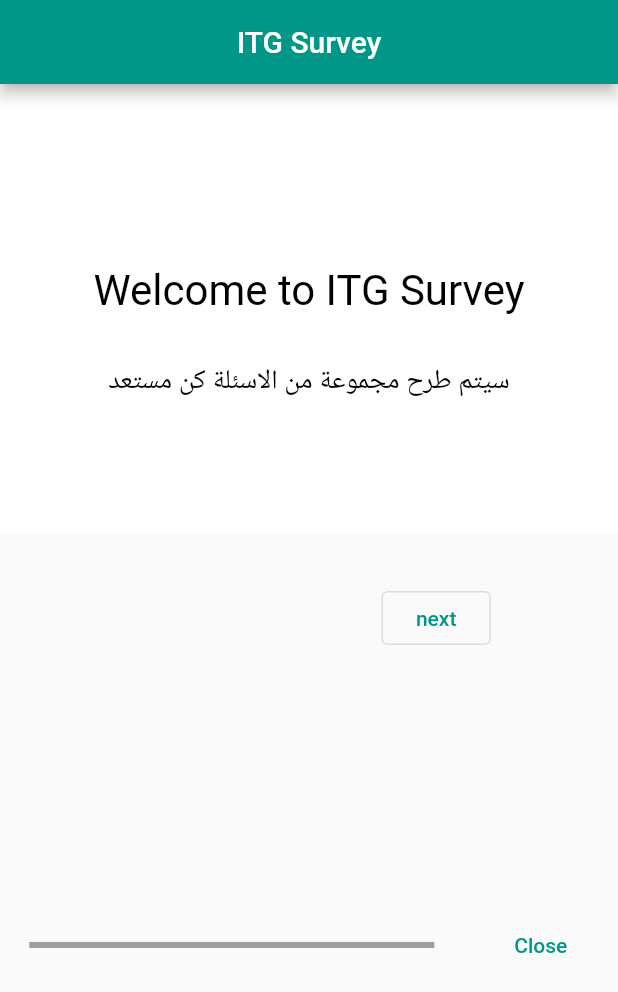
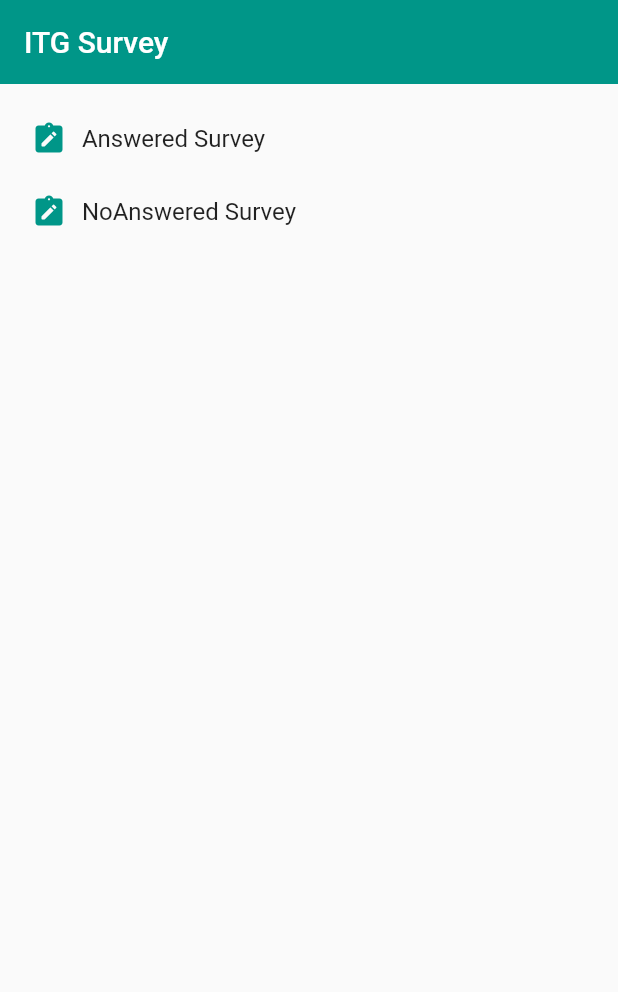
Before and after one commit to RaghadAbdallah/Poc_survey_package, a Flutter app: the screen it shows after launch, on a phone screen of 412 x 824 dp. Shown: the top 992 px of the screen. Run offline on Flutter 3.47's test engine with Material 2 defaults, Android fonts, the phone set to English and light mode, and no system bars; our stand-ins replace bloc, dartz, dio, equatable, flutter_bloc, get_it.

Commit message:
Merge remote-tracking branch 'origin/Afnan_enhance_design' into Afnan_enhance_design

```diff
--- a/lib/featuers/afnan_survey_api/core/data/constants.dart
+++ b/lib/featuers/afnan_survey_api/core/data/constants.dart
@@ -2,7 +2,7 @@
 // APIs
 class URLConstant {
    static String base =  "https://noorstaging.itgsolutions.com/";
-  static String get apiBase => '${base}NoorMobileAPI/'; // TODO refactor to handle base value change dynamically
+  static String get apiBase => '${base}NoorMobileAPI/';
   static String get apiBaseURL => '${apiBase}NoorMobileApp/api/';
   static String get getNewSurvey => '${apiBaseURL}NewSurvey';
   static String get getAnswerSurvey => '${apiBaseURL}AnswerSurvey';
--- a/lib/featuers/afnan_survey_api/feature/data/model/new_survey_model.dart
+++ b/lib/featuers/afnan_survey_api/feature/data/model/new_survey_model.dart
@@ -1,12 +1,8 @@
-// To parse this JSON data, do
-//
-//     final welcome = welcomeFromJson(jsonString);
-
 import 'dart:convert';
 
 NewSurveyModel getUserTypeTechnicalModelFromJson(String str) => NewSurveyModel.fromJson(json.decode(str));
 
-String welcomeToJson(NewSurveyModel data) => json.encode(data.toJson());
+String getUserTypeTechnicalModelToJson(NewSurveyModel data) => json.encode(data.toJson());
 
 class NewSurveyModel {
   String type;
--- a/lib/featuers/afnan_survey_api/feature/data/repositories/exams_schedule_period_repo_impl.dart
+++ b/lib/featuers/afnan_survey_api/feature/data/repositories/exams_schedule_period_repo_impl.dart
@@ -1,7 +1,7 @@
 import 'package:dartz/dartz.dart';
 import '../../../core/domain/error/exceptions/exceptions.dart';
 import '../../../core/domain/error/failures.dart';
-import '../../domain/repository/exams_schedule_period_repositroy.dart';
+import '../../domain/repository/exams_schedule_period_repository.dart';
 import '../data_source/new_survey_datasource.dart';
 import '../model/new_survey_model.dart';
 
--- a/lib/featuers/afnan_survey_api/feature/domain/usecase/exams_schedule_period_usecase.dart
+++ b/lib/featuers/afnan_survey_api/feature/domain/usecase/exams_schedule_period_usecase.dart
@@ -2,7 +2,7 @@ import 'package:dartz/dartz.dart';
 import '../../../core/domain/error/failures.dart';
 import '../../../core/domain/usecases/usecase.dart';
 import '../../data/model/new_survey_model.dart';
-import '../repository/exams_schedule_period_repositroy.dart';
+import '../repository/exams_schedule_period_repository.dart';
 class NewSurveyUseCase
     implements UseCase<NewSurveyModel, NoParams> {
   NewSurveyUseCase({required this.repository});
--- a/lib/featuers/afnan_survey_api/feature/domain/usecase/get_answer_survey_usecase.dart
+++ b/lib/featuers/afnan_survey_api/feature/domain/usecase/get_answer_survey_usecase.dart
@@ -2,7 +2,7 @@ import 'package:dartz/dartz.dart';
 import '../../../core/domain/error/failures.dart';
 import '../../../core/domain/usecases/usecase.dart';
 import '../../data/model/new_survey_model.dart';
-import '../repository/exams_schedule_period_repositroy.dart';
+import '../repository/exams_schedule_period_repository.dart';
  class AnswerSurveyUseCase implements UseCase<NewSurveyModel, NoParams> {
   AnswerSurveyUseCase({required this.repository});
   NewSurveyRepository repository;
--- a/lib/featuers/afnan_survey_api/feature/presentation/cubit/survey_cubit.dart
+++ b/lib/featuers/afnan_survey_api/feature/presentation/cubit/survey_cubit.dart
@@ -7,7 +7,7 @@ import '../../data/model/new_survey_model.dart';
 import '../../domain/usecase/exams_schedule_period_usecase.dart';
 import '../../domain/usecase/get_answer_survey_usecase.dart';
 
-part 'survey.dart';
+part 'survey_state.dart';
 
 class NewSurveyCubit extends Cubit<NewSurveyState> {
   NewSurveyCubit(
--- a/lib/featuers/afnan_survey_api/feature/presentation/page/question_body.dart
+++ b/lib/featuers/afnan_survey_api/feature/presentation/page/question_body.dart
@@ -32,7 +32,7 @@ class QuestionBody extends StatelessWidget {
         return true;
       },
       child: Scaffold(
-        backgroundColor:  Colors.grey[200],
+      //  backgroundColor:  Colors.grey[200],
 
         body: BlocBuilder<NewSurveyCubit, NewSurveyState>(
           builder: (BuildContext context, NewSurveyState state) {
--- a/lib/featuers/afnan_survey_api/feature/presentation/page/survey_api_sample_no_answer.dart
+++ b/lib/featuers/afnan_survey_api/feature/presentation/page/survey_api_sample_no_answer.dart
@@ -28,7 +28,9 @@ class _SurveyApiSampleState extends State<SurveyApiSample> {
         body: BlocBuilder<NewSurveyCubit, NewSurveyState>(
             builder: (BuildContext context, NewSurveyState state) {
           if (state is NewSurveyStateLoaded) {
-            return Column(
+            return Wrap(
+              children: [
+                Column(
                   children: [
                     SizedBox(
                       height: 550,
@@ -112,6 +114,8 @@ class _SurveyApiSampleState extends State<SurveyApiSample> {
                       ],
                     )
                   ],
+                ),
+              ],
             );
           }
           return Container();
--- a/lib/featuers/afnan_survey_api/injection_container/survey_injection_container.dart
+++ b/lib/featuers/afnan_survey_api/injection_container/survey_injection_container.dart
@@ -1,6 +1,6 @@
 import '../feature/data/data_source/new_survey_datasource.dart';
 import '../feature/data/repositories/exams_schedule_period_repo_impl.dart';
-import '../feature/domain/repository/exams_schedule_period_repositroy.dart';
+import '../feature/domain/repository/exams_schedule_period_repository.dart';
 import '../feature/domain/usecase/exams_schedule_period_usecase.dart';
 import '../feature/domain/usecase/get_answer_survey_usecase.dart';
 import '../feature/presentation/cubit/survey_cubit.dart';
--- a/lib/featuers/custom_design/custom_question_type_design/custom_integer_answer_design.dart
+++ b/lib/featuers/custom_design/custom_question_type_design/custom_integer_answer_design.dart
@@ -54,8 +54,6 @@ class _CustomIntegerAnswerDesignState extends State<CustomIntegerAnswerDesign> {
             ),
           ),
           onChanged: (String value) {
-            //  _checkValidation(value);
-            //Utilities().checkValidation();
           },
           keyboardType: TextInputType.number,
           textAlign: TextAlign.center,
--- a/lib/featuers/custom_design/widget/build_next_previous_button.dart
+++ b/lib/featuers/custom_design/widget/build_next_previous_button.dart
@@ -1,6 +1,6 @@
 import 'package:flutter/material.dart';
 
-class NextPreviousBody extends StatefulWidget {
+class NextPreviousBody extends StatelessWidget {
   const NextPreviousBody(
       {super.key,
       required this.isEnabled,
@@ -16,34 +16,25 @@ class NextPreviousBody extends StatefulWidget {
   final VoidCallback? onPressedPrevious;
 
   @override
-  State<NextPreviousBody> createState() => _NextPreviousBodyState();
-}
-
-class _NextPreviousBodyState extends State<NextPreviousBody> {
-   @override
   Widget build(BuildContext context) {
-
-
-  return   Row(
+    return Row(
       mainAxisAlignment: MainAxisAlignment.spaceAround,
       children: [
-          widget.isFirst
+        isFirst
             ? const SizedBox()
             : Padding(
                 padding: const EdgeInsets.symmetric(vertical: 32.0),
                 child: OutlinedButton(
-                    onPressed: widget.isEnabled ? widget.onPressedPrevious : null,
+                  onPressed: isEnabled ? onPressedPrevious : null,
                   child: Text(
                     'previous',
                     style: TextStyle(
-                        color: widget.isEnabled
-                            ? Colors.teal
-                            : Colors.grey,
+                      color: isEnabled ? Colors.teal : Colors.grey,
                     ),
                   ),
                 ),
               ),
-          widget.isFinal
+        isFinal
             ? Padding(
                 padding: const EdgeInsets.symmetric(vertical: 32.0),
                 child: OutlinedButton(
@@ -51,9 +42,7 @@ class _NextPreviousBodyState extends State<NextPreviousBody> {
                   child: Text(
                     'submit',
                     style: TextStyle(
-                        color: widget.isEnabled
-                            ? Colors.teal
-                            : Colors.grey,
+                      color: isEnabled ? Colors.teal : Colors.grey,
                     ),
                   ),
                 ),
@@ -61,19 +50,16 @@ class _NextPreviousBodyState extends State<NextPreviousBody> {
             : Padding(
                 padding: const EdgeInsets.symmetric(vertical: 32.0),
                 child: OutlinedButton(
-                    onPressed: widget.isEnabled ? widget.onPressedNext : null,
+                  onPressed: isEnabled ? onPressedNext : null,
                   child: Text(
                     '  next  ',
                     style: TextStyle(
-                        color: widget.isEnabled
-                            ? Colors.teal
-                            : Colors.grey,
+                      color: isEnabled ? Colors.teal : Colors.grey,
                     ),
                   ),
                 ),
               ),
       ],
-      )
- ;
+    );
   }
 }
--- a/lib/main.dart
+++ b/lib/main.dart
@@ -1,146 +1,147 @@
-// import 'dart:developer';
+import 'dart:developer';
+import 'package:flutter/material.dart';
+import 'package:flutter/services.dart';
+import 'package:flutter_bloc/flutter_bloc.dart';
+import 'featuers/afnan_survey_api/core/data/data_source/remote/network_helper.dart';
+import 'featuers/afnan_survey_api/feature/presentation/cubit/survey_cubit.dart';
+import 'featuers/afnan_survey_api/feature/presentation/page/survey_page.dart';
+import 'package:poc_itg_survey/featuers/afnan_survey_api/injection_container/injection_container.dart'
+    as di;
+void main() async {
+  WidgetsFlutterBinding.ensureInitialized();
+  SystemChrome.setSystemUIOverlayStyle(SystemUiOverlayStyle.dark.copyWith(
+    statusBarIconBrightness: Brightness.dark,
+  ));
+  SystemChrome.setPreferredOrientations([
+    DeviceOrientation.portraitUp,
+  ]);
+  await di.initDI();
+  try {
+    NetworkHelper.init();
+  } catch (e) {
+    log(e.toString());
+  }
+
+  runApp(MyApp());
+}
+
+class MyApp extends StatefulWidget {
+  const MyApp({super.key});
+
+  @override
+  _MyAppState createState() => _MyAppState();
+}
+
+class _MyAppState extends State<MyApp> {
+  @override
+  Widget build(BuildContext context) {
+    return MultiBlocProvider(
+      providers: [
+        BlocProvider(
+          create: (_) => di.sl<NewSurveyCubit>(),
+        ),
+      ],
+      child: const MaterialApp(
+        debugShowCheckedModeBanner: false,
+
+        home: Scaffold(
+          body: Align(alignment: Alignment.center, child: SurveyPage()),
+        ),
+      ),
+    );
+  }
+}
+
+// import 'dart:convert';
 // import 'package:flutter/material.dart';
 // import 'package:flutter/services.dart';
-// import 'package:flutter_bloc/flutter_bloc.dart';
-// import 'featuers/afnan_survey_api/core/data/data_source/remote/network_helper.dart';
-// import 'featuers/afnan_survey_api/feature/presentation/cubit/survey_cubit.dart';
-// import 'featuers/afnan_survey_api/feature/presentation/page/survey_page.dart';
-// import 'package:poc_itg_survey/featuers/afnan_survey_api/injection_container/injection_container.dart'
-//     as di;
-// void main() async {
-//   WidgetsFlutterBinding.ensureInitialized();
-//   SystemChrome.setSystemUIOverlayStyle(SystemUiOverlayStyle.dark.copyWith(
-//     statusBarIconBrightness: Brightness.dark,
-//   ));
-//   SystemChrome.setPreferredOrientations([
-//     DeviceOrientation.portraitUp,
-//   ]);
-//   await di.initDI();
-//   try {
-//     NetworkHelper.init();
-//   } catch (e) {
-//     log(e.toString());
-//   }
-//
+// import 'package:poc_itg_survey/core/resource/itg_survey_clean.dart';
+// import 'core/widget/config_survey_progress.dart';
+// import 'featuers/poc_survey_feature/data/model/survey_result_clean.dart';
+// import 'featuers/poc_survey_feature/presentation/widget/task_clean.dart';
+
+// void main() {
 //   runApp(MyApp());
 // }
 //
 // class MyApp extends StatefulWidget {
-//   const MyApp({super.key});
-//
 //   @override
 //   _MyAppState createState() => _MyAppState();
 // }
 //
 // class _MyAppState extends State<MyApp> {
+//   // to read data from json file
+//   Future<TaskClean> loadSurveyData() async {
+//     String jsonString = await rootBundle.loadString('assets/survey_data.json');
+//     final jsonList = json.decode(jsonString);
+//     return TaskClean.fromJson(jsonList);
+//   }
+//
 //   @override
 //   Widget build(BuildContext context) {
-//     return MultiBlocProvider(
-//       providers: [
-//         BlocProvider(
-//           create: (_) => di.sl<NewSurveyCubit>(),
-//         ),
-//       ],
-//       child: const MaterialApp(
-//         debugShowCheckedModeBanner: false,
-//
-//         home: Scaffold(
-//           body: Align(alignment: Alignment.center, child: SurveyPage()),
-//         ),
+//     return MaterialApp(
+//       debugShowCheckedModeBanner: false,
+//       home: Scaffold(
+//         body: Align(
+//             alignment: Alignment.center,
+//             child: FutureBuilder<TaskClean>(
+//               future: loadSurveyData(),
+//               builder: (context, snapshot) {
+//                 if (snapshot.connectionState == ConnectionState.done &&
+//                     snapshot.hasData &&
+//                     snapshot.data != null) {
+//                   final task = snapshot.data!;
+//                   return ItgSurveyClean(
+//                     onResult: (SurveyResultClean result) {
+//                       Navigator.pushNamed(context, '/');
+//                     },
+//                     task: task,
+//                     showProgress: true,
+//                     themeData: Theme.of(context).copyWith(
+//                       primaryColor: Colors.black,
+//                       textTheme: const TextTheme(
+//                         displayMedium: TextStyle(
+//                           fontSize: 28.0,
+//                           color: Colors.black,
+//                         ),
+//                         headlineSmall: TextStyle(
+//                           fontSize: 20.0,
+//                           color: Colors.black,
+//                         ),
+//                         bodyMedium: TextStyle(
+//                           fontSize: 18.0,
+//                           color: Colors.black,
+//                         ),
+//                         titleMedium: TextStyle(
+//                           fontSize: 18.0,
+//                           color: Colors.black,
+//                         ),
+//                       ),
+//                       inputDecorationTheme: const InputDecorationTheme(
+//                         labelStyle: TextStyle(
+//                           color: Colors.black,
+//                         ),
+//                       ),
+//                       colorScheme: ColorScheme.fromSwatch(
+//                         primarySwatch:  Colors.teal,
+//                       )
+//                           .copyWith(
+//                         onPrimary: Colors.white,
+//                       )
+//                           .copyWith(background: Colors.white),
+//                     ),
+//                     surveyProgressbarConfiguration: ConfigSurveyProgress(
+//                       backgroundColor: Colors.white,
+//                         progressbarColor:Colors.black,
+//                         valueProgressbarColor:Colors.yellow,
+//                     ),
+//                   );
+//                 }
+//                 return const CircularProgressIndicator.adaptive();
+//               },
+//             )),
 //       ),
 //     );
 //   }
 // }
-
-import 'dart:convert';
-import 'package:flutter/material.dart';
-import 'package:flutter/services.dart';
-import 'package:poc_itg_survey/core/resource/itg_survey_clean.dart';
-import 'core/widget/config_survey_progress.dart';
-import 'featuers/poc_survey_feature/data/model/survey_result_clean.dart';
-import 'featuers/poc_survey_feature/presentation/widget/task_clean.dart';
-
-void main() {
-  runApp(MyApp());
-}
-
-class MyApp extends StatefulWidget {
-  @override
-  _MyAppState createState() => _MyAppState();
-}
-
-class _MyAppState extends State<MyApp> {
-  // to read data from json file
-  Future<TaskClean> loadSurveyData() async {
-    String jsonString = await rootBundle.loadString('assets/survey_data.json');
-    final jsonList = json.decode(jsonString);
-    return TaskClean.fromJson(jsonList);
-  }
-
-  @override
-  Widget build(BuildContext context) {
-    return MaterialApp(
-      debugShowCheckedModeBanner: false,
-      home: Scaffold(
-        body: Align(
-            alignment: Alignment.center,
-            child: FutureBuilder<TaskClean>(
-              future: loadSurveyData(),
-              builder: (context, snapshot) {
-                if (snapshot.connectionState == ConnectionState.done &&
-                    snapshot.hasData &&
-                    snapshot.data != null) {
-                  final task = snapshot.data!;
-                  return ItgSurveyClean(
-                    onResult: (SurveyResultClean result) {
-                      Navigator.pushNamed(context, '/');
-                    },
-                    task: task,
-                    showProgress: true,
-                    themeData: Theme.of(context).copyWith(
-                      primaryColor: Colors.black,
-                      textTheme: const TextTheme(
-                        displayMedium: TextStyle(
-                          fontSize: 28.0,
-                          color: Colors.black,
-                        ),
-                        headlineSmall: TextStyle(
-                          fontSize: 20.0,
-                          color: Colors.black,
-                        ),
-                        bodyMedium: TextStyle(
-                          fontSize: 18.0,
-                          color: Colors.black,
-                        ),
-                        titleMedium: TextStyle(
-                          fontSize: 18.0,
-                          color: Colors.black,
-                        ),
-                      ),
-                      inputDecorationTheme: const InputDecorationTheme(
-                        labelStyle: TextStyle(
-                          color: Colors.black,
-                        ),
-                      ),
-                      colorScheme: ColorScheme.fromSwatch(
-                        primarySwatch:  Colors.teal,
-                      )
-                          .copyWith(
-                        onPrimary: Colors.white,
-                      )
-                          .copyWith(background: Colors.white),
-                    ),
-                    surveyProgressbarConfiguration: ConfigSurveyProgress(
-                      backgroundColor: Colors.white,
-                        progressbarColor:Colors.black,
-                        valueProgressbarColor:Colors.yellow,
-                    ),
-                  );
-                }
-                return const CircularProgressIndicator.adaptive();
-              },
-            )),
-      ),
-    );
-  }
-}
+//
```
Also changed, not shown: lib/featuers/custom_design/custom_question_type_design/custom_slider_poll_design.dart (+11 -10 lines), lib/featuers/custom_design/widget/custom_thumb_widget.dart (+6 -6 lines), lib/featuers/afnan_survey_api/feature/domain/repository/exams_schedule_period_repository.dart (renamed from lib/featuers/afnan_survey_api/feature/domain/repository/exams_schedule_period_repositroy.dart), lib/featuers/afnan_survey_api/feature/presentation/cubit/survey_state.dart (renamed from lib/featuers/afnan_survey_api/feature/presentation/cubit/survey.dart). Lines whose indentation alone changed are shown as unchanged.
